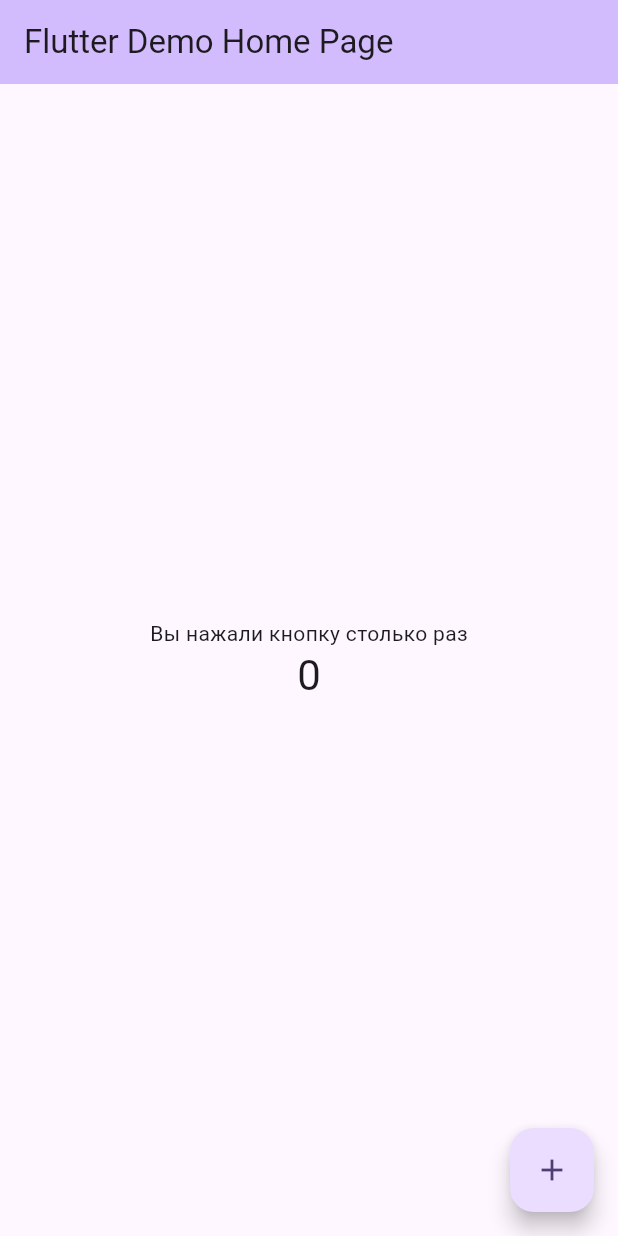
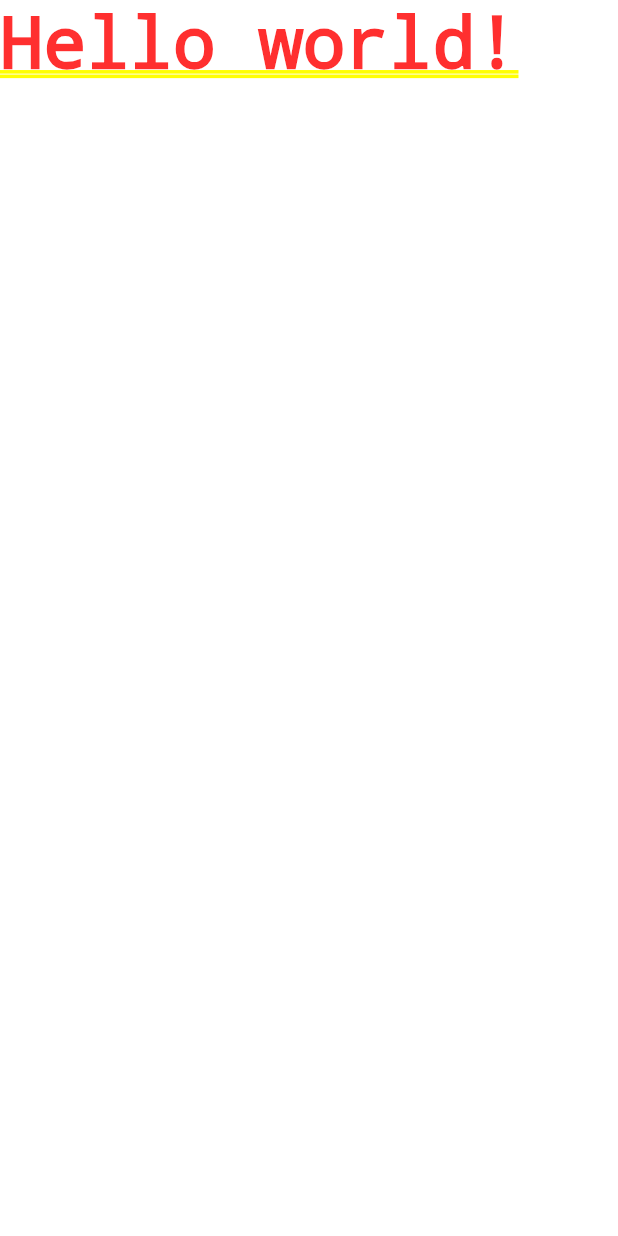
Before and after one commit to nataries/flutter-lab2, a Flutter app: the screen it shows after launch, on a phone screen of 412 x 824 dp. Run offline on Flutter 3.47's test engine with Material 3 defaults, Android fonts, the light colour scheme and no system bars.

Commit message:
MaterialApp with Hello World

```diff
--- a/lib/main.dart
+++ b/lib/main.dart
@@ -1,80 +1,5 @@
 import 'package:flutter/material.dart';
 
 void main() {
-  runApp(const MyApp());
+  runApp(MaterialApp(home: Text("Hello world!")));
 }
-
-class MyApp extends StatelessWidget {
-  const MyApp({super.key});
-  @override
-  Widget build(BuildContext context) {
-    return MaterialApp(
-      title: 'Flutter Demo',
-      theme: ThemeData(
-        colorScheme: .fromSeed(
-          seedColor: Colors.deepPurple,
-        ),
-      ),
-      home: const MyHomePage(
-        title: 'Flutter Demo Home Page',
-      ),
-    );
-  }
-}
-
-class MyHomePage extends StatefulWidget {
-  const MyHomePage({
-    super.key,
-    required this.title,
-  });
-
-  final String title;
-
-  @override
-  State<MyHomePage> createState() =>
-      _MyHomePageState();
-}
-
-class _MyHomePageState extends State<MyHomePage> {
-  int _counter = 0;
-
-  void _incrementCounter() {
-    setState(() {
-      _counter++;
-    });
-  }
-
-  @override
-  Widget build(BuildContext context) {
-    return Scaffold(
-      appBar: AppBar(
-        backgroundColor: Theme.of(
-          context,
-        ).colorScheme.inversePrimary,
-
-        title: Text(widget.title),
-      ),
-      body: Center(
-        child: Column(
-          mainAxisAlignment: .center,
-          children: [
-            const Text(
-              'Вы нажали кнопку столько раз',
-            ),
-            Text(
-              '$_counter',
-              style: Theme.of(
-                context,
-              ).textTheme.headlineMedium,
-            ),
-          ],
-        ),
-      ),
-      floatingActionButton: FloatingActionButton(
-        onPressed: _incrementCounter,
-        tooltip: 'Increment',
-        child: const Icon(Icons.add),
-      ),
-    );
-  }
-}
```
Also changed, not shown: img/step4_Zastavnaya.png (added).
